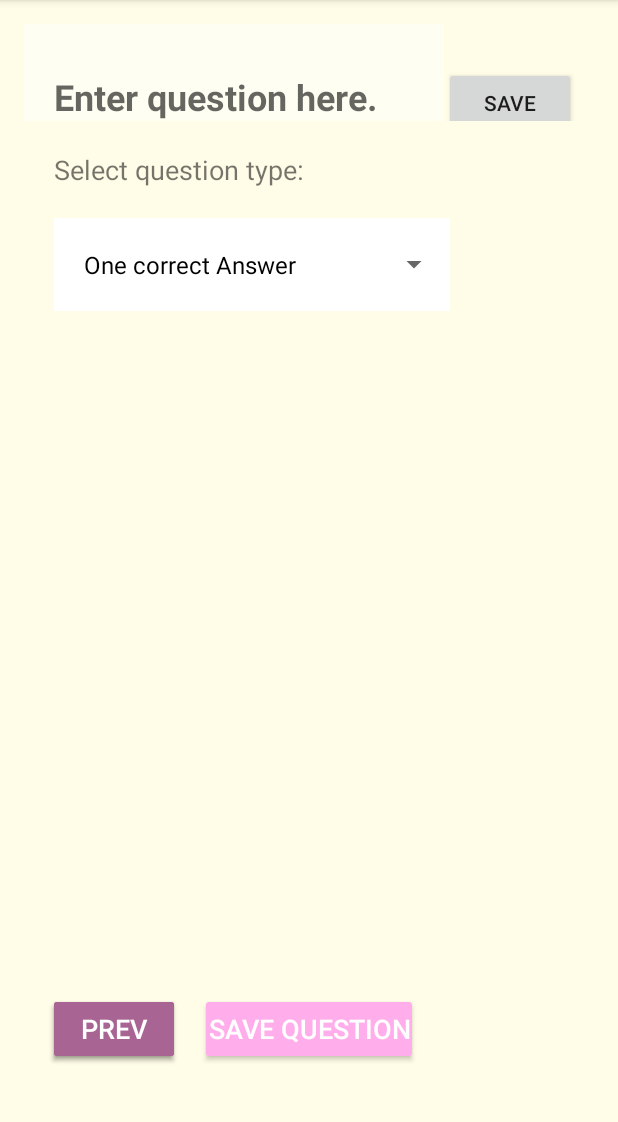
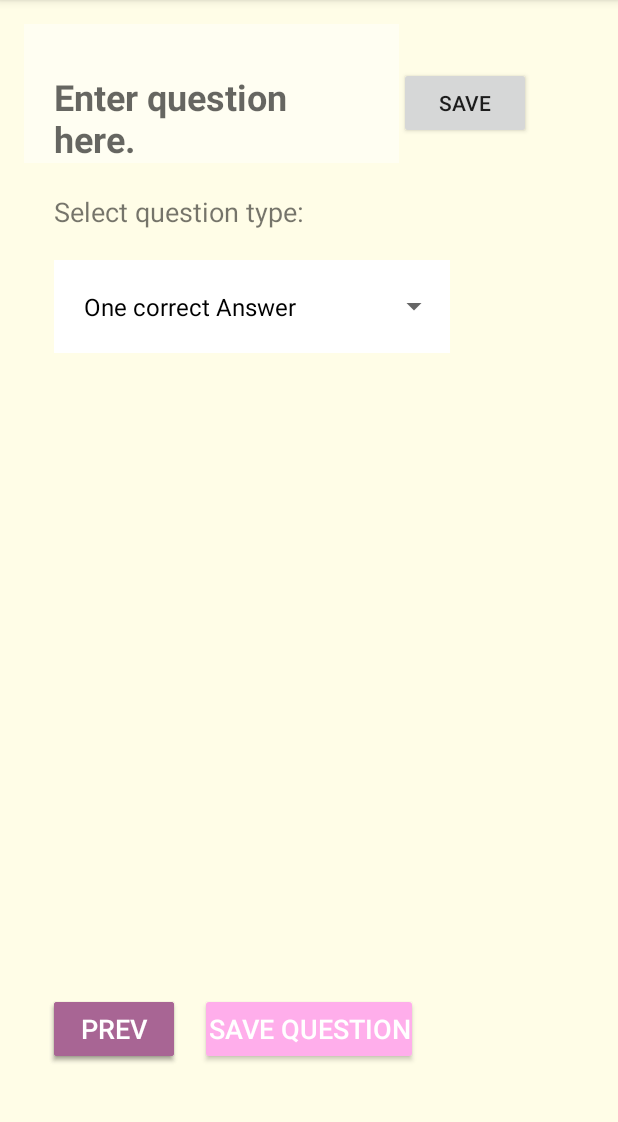
Before and after one commit to oritgurel/QuizApp3, an Android app: the fragment CreateQuizFragment placed in its activity, after a tap on "SAVE QUESTION", on a phone screen of 412 x 824 dp, the part 84-1206 px from its top. Run offline under Robolectric (Android 15) with nearby library versions, the phone set to English and light mode, and no system bars.

Commit message:
create_quiz_frag

```diff
--- a/app/src/main/java/com/oritmalki/quizapp/model/Question.java
+++ b/app/src/main/java/com/oritmalki/quizapp/model/Question.java
@@ -21,6 +21,7 @@ public class Question implements Serializable {
         this.answers = answers;
         this.id = id;
     }
+
 
     public String getQuestion() {
         return question;
--- a/app/src/main/java/com/oritmalki/quizapp/view/CreateQuizFragment.java
+++ b/app/src/main/java/com/oritmalki/quizapp/view/CreateQuizFragment.java
@@ -34,13 +34,14 @@ import com.oritmalki.quizapp.model.Answer;
 import com.oritmalki.quizapp.model.Question;
 import com.oritmalki.quizapp.view.QuestionFragment.QuestionFragmentListener;
 
+import java.util.ArrayList;
+import java.util.List;
+
 /**
  * Created by Orit on 1.2.2018.
  */
 
 public class CreateQuizFragment extends Fragment implements View.OnClickListener, OnItemSelectedListener {
-
-    //TODO add vectorDrawable animations for correct and incorrect imageviews for review
 
     //declare layout views...
     private static final String ARGS_QUESTION_ID = "args_question_id";
@@ -50,6 +51,7 @@ public class CreateQuizFragment extends Fragment implements View.OnClickListener
     private ViewGroup innerQuestionLayout;
     private Button saveQuestion;
     private EditText questionET;
+    private Button saveET;
     private Button nextBut;
     private Button prevBut;
     SharedPreferences preferences;
@@ -62,11 +64,16 @@ public class CreateQuizFragment extends Fragment implements View.OnClickListener
     private Spinner typeSpinner;
     int questionType;
 
+    List<Question> questionList = new ArrayList<>();
 
 
 
-    public static CreateQuizFragment newInstance() {
+
+    public static CreateQuizFragment newInstance(int questionId) {
         CreateQuizFragment createQuizFragment = new CreateQuizFragment();
+        Bundle bundle = new Bundle();
+        bundle.putInt(ARGS_QUESTION_ID, questionId);
+        createQuizFragment.setArguments(bundle);
         return createQuizFragment;
     }
 
@@ -119,6 +126,14 @@ public class CreateQuizFragment extends Fragment implements View.OnClickListener
 
         switch (v.getId()) {
 
+            case R.id.save_question:
+                if (questionET.getText() != null && questionET.getText().length() > 0) {
+
+//                    questionList.add(new Question(getArguments().getInt(ARGS_QUESTION_ID, questionET.getText().toString(),
+//                            getQuestionType(typeSpinner.toString(),))));
+                }
+                break;
+
             case R.id.submit_but:
                 //save question
 
@@ -142,6 +157,8 @@ public class CreateQuizFragment extends Fragment implements View.OnClickListener
         nextBut = view.findViewById(R.id.next_but);
         questionET = view.findViewById(R.id.question_et);
         innerQuestionLayout = view.findViewById(R.id.inner_question_layout);
+        saveET = view.findViewById(R.id.save_et);
+        saveET.setOnClickListener(this);
         saveQuestion = view.findViewById(R.id.save_question);
         saveQuestion.setOnClickListener(this);
         prevBut.setOnClickListener(this);
@@ -291,4 +308,21 @@ public class CreateQuizFragment extends Fragment implements View.OnClickListener
     public void onNothingSelected(AdapterView<?> parent) {
 
     }
+//convert spinner selected type into int
+
+    public int getQuestionType(String selectedItem) {
+        int type = -1;
+        switch (selectedItem) {
+            case "One correct Answer":
+                type = Answer.ONE_CORRECT_ANSWER;
+                break;
+            case "Multiple correct answers":
+                type = Answer.MULTIPLE_ANSWERS;
+                break;
+            case "Text answer":
+                type = Answer.TEXT_ANSWER;
+                break;
+        }
+        return type;
+    }
 }
--- a/app/src/main/java/com/oritmalki/quizapp/view/MainActivity.java
+++ b/app/src/main/java/com/oritmalki/quizapp/view/MainActivity.java
@@ -117,7 +117,7 @@ public class MainActivity extends AppCompatActivity implements OnButtonClickList
 
         List<CreateQuizFragment> createQuizFragments = new ArrayList<>();
 
-        createQuizFragments.add(CreateQuizFragment.newInstance());
+        createQuizFragments.add(CreateQuizFragment.newInstance(1));
 
 
         QuestionsPagerAdapter adapter = new QuestionsPagerAdapter(getSupportFragmentManager(), createQuizFragments);
--- a/app/src/main/java/com/oritmalki/quizapp/view/QuestionFragment.java
+++ b/app/src/main/java/com/oritmalki/quizapp/view/QuestionFragment.java
@@ -44,8 +44,6 @@ import java.util.List;
  */
 
 public class QuestionFragment extends Fragment implements View.OnClickListener, TextWatcher {
-
-    //TODO add vectorDrawable animations for correct and incorrect imageviews for review
 
     //declare layout views...
     private static final String ARGS_QUESTION_ID = "args_question_id";
--- a/app/src/main/res/layout/create_quiz_fragment_layout.xml
+++ b/app/src/main/res/layout/create_quiz_fragment_layout.xml
@@ -14,15 +14,6 @@
     android:layout_height="match_parent"
     android:orientation="vertical">
 
-    <LinearLayout
-        android:id="@+id/inner_question_layout"
-        android:layout_width="match_parent"
-        android:layout_height="wrap_content"
-        android:layout_weight="1"
-        android:orientation="vertical">
-
-
-
 
         <LinearLayout
             android:layout_width="match_parent"
@@ -31,7 +22,7 @@
 
         <EditText
             android:id="@+id/question_et"
-            android:layout_width="280dp"
+            android:layout_width="250dp"
             android:layout_height="wrap_content"
             android:layoutDirection="ltr"
             android:layout_alignParentLeft="true"
@@ -50,11 +41,13 @@
             <Button
                 android:id="@+id/save_et"
                 android:text="save"
+                android:layout_marginRight="16dp"
                 android:layout_width="wrap_content"
                 android:layout_height="wrap_content"
                 android:layout_alignParentBottom="true"
                 android:layout_toRightOf="@+id/question_et"/>
         </LinearLayout>
+
 
         <TextView
             android:id="@+id/select_question_type_prompt"
@@ -83,6 +76,13 @@
                 android:spinnerMode="dropdown" />
 
         </RelativeLayout>
+
+    <LinearLayout
+        android:id="@+id/inner_create_layout"
+        android:layout_width="match_parent"
+        android:layout_height="wrap_content"
+        android:layout_weight="1"
+        android:orientation="vertical">
 
 </LinearLayout>
 
```
